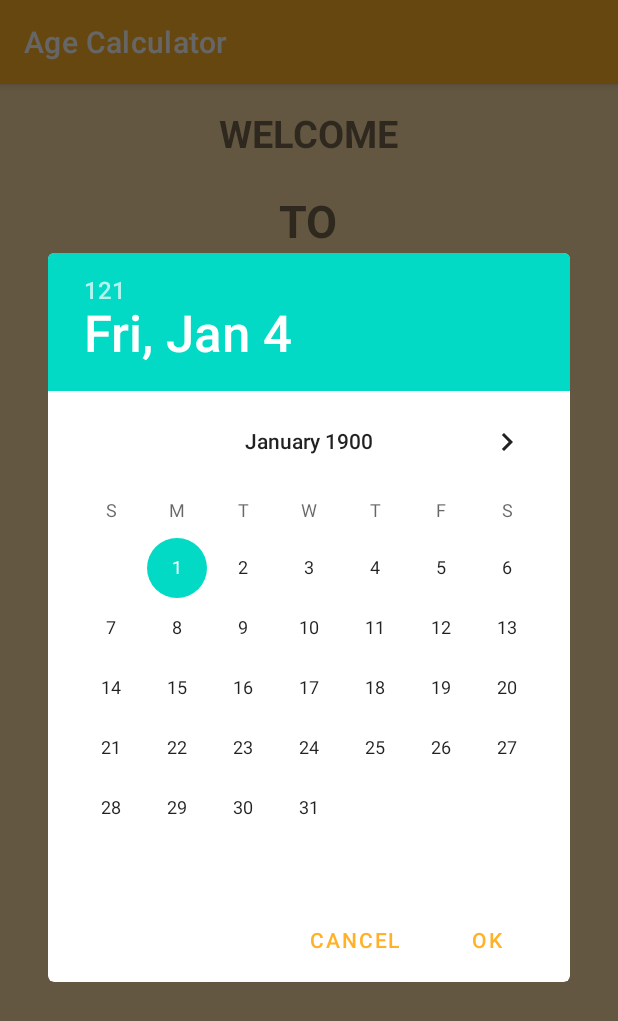
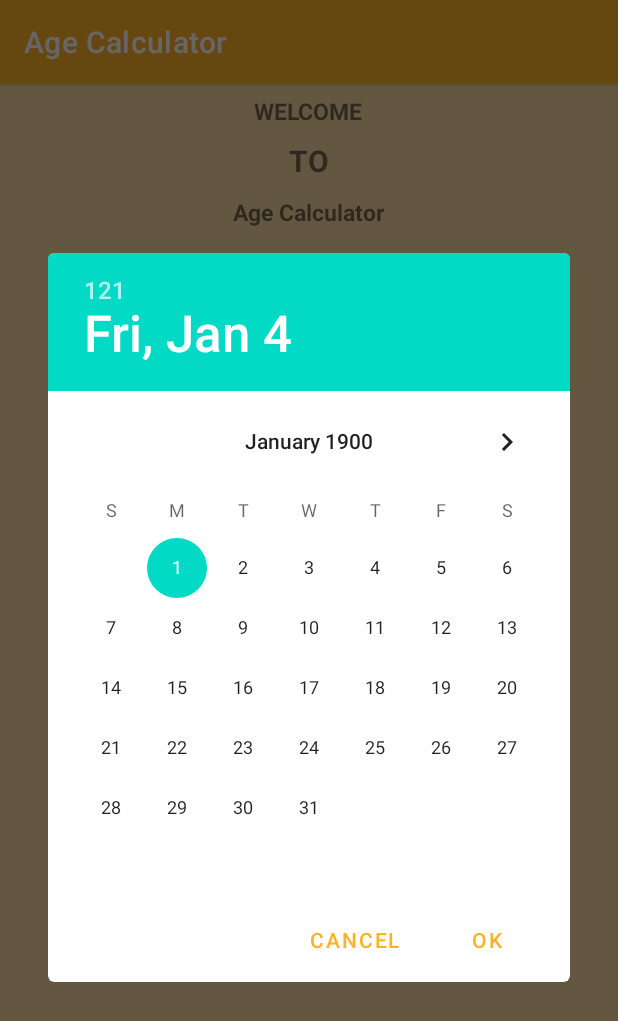
Before and after one commit to RooP-Kumar/AgeCalculator, an Android app: the screen it shows after launch (MainActivity), after a tap on "SELECT", on a phone screen of 412 x 824 dp. Shown: the top 1021 px of the screen. Run offline under Robolectric (Android 15) with nearby library versions, the phone set to English and light mode, and no system bars.

Commit message:
Bug fix and add a toast

```diff
--- a/AgeCalculator/app/src/main/java/com/example/agecalculator/MainActivity.kt
+++ b/AgeCalculator/app/src/main/java/com/example/agecalculator/MainActivity.kt
@@ -3,6 +3,7 @@ package com.example.agecalculator
 import android.app.DatePickerDialog
 import android.os.Bundle
 import android.util.Log
+import android.widget.Toast
 import androidx.appcompat.app.AppCompatActivity
 import kotlinx.android.synthetic.main.activity_main.*
 import java.text.SimpleDateFormat
@@ -10,25 +11,29 @@ import java.time.LocalDate
 import java.util.*
 
 class MainActivity : AppCompatActivity() {
+    var validation: Int= 0
     lateinit var selected_date: Date
     lateinit var yourAge: String
     lateinit var date_formater: SimpleDateFormat
     override fun onCreate(savedInstanceState: Bundle?) {
         super.onCreate(savedInstanceState)
         setContentView(R.layout.activity_main)
-        date_formater = SimpleDateFormat("dd/MM/yyyy")
-        val today_date = date_formater.format(Date())
+        date_formater = SimpleDateFormat("dd/MM/yyyy") // It will change the date into a string buffer in this pattern
+        val today_date = date_formater.format(Date()) // format function took a date as a argument and Date() is function which returns today's date
         showing_today_date.setText(today_date)
         click_to_show_cal.setOnClickListener{
             Opendatepicker()
         }
+
         calculateBtn.setOnClickListener {
-            showing_your_age.setText(yourAge)
+            showingAgeFunc()
         }
+
     }
     @Suppress("DEPRECATION")
     fun Opendatepicker() {
-        val cal = Calendar.getInstance()
+        validation = 1
+        val cal = Calendar.getInstance() // Creating a calendar instance to open a calendar form your phone
         val date = cal.time
         val year = date.year
         val month = date.month
@@ -38,8 +43,10 @@ class MainActivity : AppCompatActivity() {
             val show_date = date_formater.format(selected_date)
             showing_selected_date.setText(show_date)
             this.yourAge = claculate(selectYear, selectMonth, selectDay)
-        }, year, month, day).show()
+            // calculate is a function which return a string which is shown as a string, top of the your age. created below
+        }, year, month, day).show() // In this line the year, month and day are the same as line 33, 34 and 35
     }
+
     fun claculate(selected_year: Int, selected_month: Int, selected_day: Int): String {
         val date_today = LocalDate.now()
         val todayDay = date_today.dayOfMonth
@@ -48,6 +55,8 @@ class MainActivity : AppCompatActivity() {
         var age_year:Int
         var age_month:Int
         var age_day:Int
+
+        //Logic to find age and after calculating returning the string
         if (todayYear > selected_year) {
             if ((todayMonth >= selected_month) && (todayDay >= selected_day)) {
                 age_year = todayYear - selected_year
@@ -73,4 +82,14 @@ class MainActivity : AppCompatActivity() {
             return "You have not born yet"
         }
     }
+
+    fun showingAgeFunc() {
+        if(validation != 0) {
+            showing_your_age.setText(yourAge) // Showing the age of person after clicking the calculate button
+        } else {
+            Toast.makeText(this, "Please select your date of birth first.", Toast.LENGTH_LONG).show()
+        }
+
+    }
+
 }
--- a/AgeCalculator/app/src/main/res/layout/activity_main.xml
+++ b/AgeCalculator/app/src/main/res/layout/activity_main.xml
@@ -14,10 +14,10 @@
         android:layout_height="wrap_content"
         android:text="@string/welcome"
         android:textStyle="bold"
-        android:layout_margin="10dp"
-        android:padding="5dp"
+        android:layout_margin="5dp"
+        android:padding="2dp"
         android:layout_gravity="center"
-        android:textSize="25sp"
+        android:textSize="15sp"
         app:layout_constraintBottom_toBottomOf="parent"
         app:layout_constraintLeft_toLeftOf="parent"
         app:layout_constraintRight_toRightOf="parent"
@@ -28,9 +28,9 @@
         android:layout_height="wrap_content"
         android:text="@string/to"
         android:textStyle="bold"
-        android:textSize="30sp"
-        android:layout_marginBottom="10dp"
-        android:padding="5dp"
+        android:textSize="20sp"
+        android:layout_marginBottom="3dp"
+        android:padding="1dp"
         android:layout_gravity="center_horizontal"
 />
     <TextView
@@ -38,7 +38,7 @@
         android:layout_height="wrap_content"
         android:text="@string/age_calculator"
         android:textStyle="bold"
-        android:textSize="25sp"
+        android:textSize="15sp"
         android:layout_marginBottom="10dp"
         android:padding="5dp"
         android:layout_gravity="center_horizontal"
@@ -52,7 +52,7 @@
         android:backgroundTint="@color/purple_200"
         android:padding="5dp"
         android:layout_marginBottom="10dp"
-        android:textSize="25sp"
+        android:textSize="15sp"
         android:layout_gravity="center_horizontal"
         />
 
@@ -64,7 +64,7 @@
         android:padding="5dp"
         android:text="__/__/____"
         android:layout_marginBottom="10dp"
-        android:textSize="25sp"
+        android:textSize="15sp"
         android:editable="false"
         tools:ignore="Deprecated" />
 
@@ -75,7 +75,7 @@
         android:padding="5dp"
         android:text="@string/today"
         android:layout_marginBottom="10dp"
-        android:textSize="18sp"
+        android:textSize="15sp"
         android:editable="false"
         tools:ignore="Deprecated" />
 
@@ -87,8 +87,9 @@
         android:padding="5dp"
         android:text="__/__/____"
         android:layout_marginBottom="10dp"
-        android:textSize="25sp"
+        android:textSize="15sp"
         tools:ignore="InvalidId" />
+
     <TextView
         android:layout_width="wrap_content"
         android:layout_height="wrap_content"
@@ -96,7 +97,7 @@
         android:padding="5dp"
         android:text="@string/selected"
         android:layout_marginBottom="10dp"
-        android:textSize="18sp"
+        android:textSize="15sp"
         android:editable="false"
         tools:ignore="Deprecated" />
 
@@ -108,7 +109,7 @@
         android:text="@string/age_about"
         android:padding="5dp"
         android:layout_marginBottom="10dp"
-        android:textSize="25sp"
+        android:textSize="15sp"
         android:editable="false"
         tools:ignore="Deprecated,InvalidId"
         />
@@ -120,7 +121,7 @@
         android:padding="5dp"
         android:text="@string/age"
         android:layout_marginBottom="10dp"
-        android:textSize="18sp"
+        android:textSize="15sp"
         android:editable="false"
         tools:ignore="Deprecated" />
 
@@ -131,7 +132,7 @@
         android:padding="5dp"
         android:backgroundTint="@color/purple_200"
         android:layout_marginBottom="10dp"
-        android:textSize="20sp"
+        android:textSize="15sp"
         android:layout_gravity="center_horizontal"
         android:text="@string/calculate"
  />
--- a/AgeCalculator/app/src/main/res/values/strings.xml
+++ b/AgeCalculator/app/src/main/res/values/strings.xml
@@ -6,7 +6,7 @@
     <string name="Select">Select</string>
     <string name="calculate">Calculate</string>
     <string name="today" tools:ignore="StringEscaping">Today\'s Date</string>
-    <string name="selected">Selected Date</string>
+    <string name="selected">Date of Birth</string>
     <string name="age_about">__ Years, __ Months,  __ Days</string>
     <string name="age">Your age</string>
 </resources>
```
